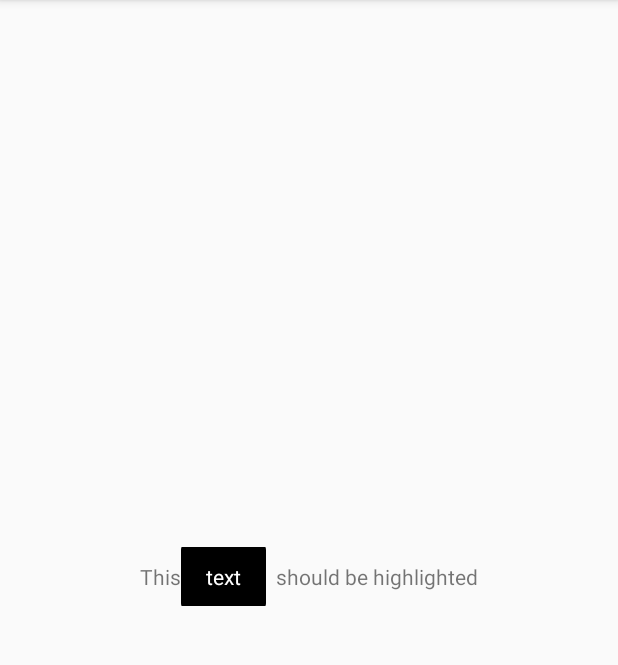
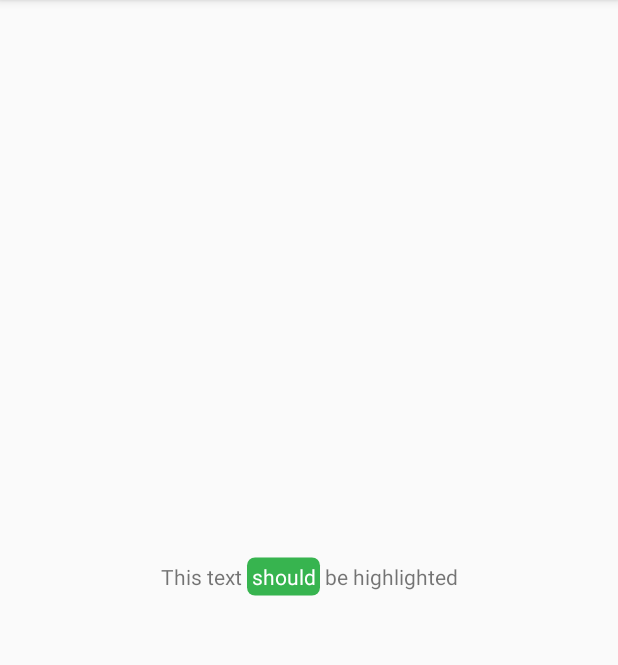
Before and after one commit to jiahaoliuliu/SpannableStringDifferentViews, an Android app: the screen it shows after launch (MainActivity), on a phone screen of 412 x 824 dp, the part 84-749 px from its top. Run offline under Robolectric (Android 15) with nearby library versions, the phone set to English and light mode, and no system bars.

Commit message:
Improved the highlight

```diff
--- a/app/src/main/java/com/jiahaoliuliu/spannablestringdifferentviews/HighlightedSpannableString.java
+++ b/app/src/main/java/com/jiahaoliuliu/spannablestringdifferentviews/HighlightedSpannableString.java
@@ -1,9 +1,8 @@
 package com.jiahaoliuliu.spannablestringdifferentviews;
 
-import android.annotation.SuppressLint;
 import android.content.Context;
+import android.support.v4.content.ContextCompat;
 import android.text.SpannableString;
-import android.util.Log;
 
 /**
  * Created by jiahaoliuliu on 11/29/17.
@@ -26,7 +25,9 @@ import android.util.Log;
  */
 public class HighlightedSpannableString extends SpannableString {
 
-    private static final String TAG = "HighlightedSpannableString";
+    // Default values
+    private static final int DEFAULT_BACKGROUND_COLOUR = android.R.color.black;
+    private static final int DEFAULT_TEXT_COLOUR = android.R.color.white;
 
     /**
      * Inherited constructor. Do not use
@@ -38,71 +39,52 @@ public class HighlightedSpannableString extends SpannableString {
 
     public static HighlightedSpannableString create(Context context, String originalText,
                                                     String wordToBeHighLighted) {
-        return create(context, originalText, wordToBeHighLighted, android.R.color.black,
-                android.R.color.white);
+        return create(context, originalText, wordToBeHighLighted, DEFAULT_BACKGROUND_COLOUR,
+                DEFAULT_TEXT_COLOUR);
     }
 
-    @SuppressLint("LongLogTag")
     public static HighlightedSpannableString create(Context context,
-           String originalText, String wordToBeHighlighted, int highlightColour, int textColour) {
+                                                    String originalText, String wordToBeHighlighted,
+                                                    int highlightColour, int textColour) {
+        HighlightedSpannableString highlightedSpannableString =
+                new HighlightedSpannableString(originalText);
 
-        String convertedText = convertTextForHighlight(originalText, wordToBeHighlighted);
+        int highlightWordStartPosition = originalText.indexOf(wordToBeHighlighted);
 
-        if (convertedText == null) {
-            Log.e(TAG, "Error converting the text");
-            return new HighlightedSpannableString(originalText);
+        // If the text does not exist, do not do anything
+        if (highlightWordStartPosition < 0) {
+            return highlightedSpannableString;
         }
 
-        HighlightedSpannableString highlightedSpannableString =
-                new HighlightedSpannableString(convertedText);
-
-        int highlightWordStartPosition = getWordToBeHighlightedPosition(convertedText,
-                wordToBeHighlighted) - 1;
         highlightedSpannableString.setSpan(
-                new RoundedBackgroundSpan(context.getResources().getColor(highlightColour),
-                        context.getResources().getColor(textColour)), highlightWordStartPosition,
-                highlightWordStartPosition + wordToBeHighlighted.length() + 2, 0);
+                new RoundedBackgroundSpan(context,
+                        ContextCompat.getColor(context, highlightColour),
+                        ContextCompat.getColor(context, textColour)), highlightWordStartPosition,
+                highlightWordStartPosition + wordToBeHighlighted.length(), 0);
         return highlightedSpannableString;
     }
 
-    /**
-     * Convert the original text for highlight. Basically some extra space is added
-     * at the beginning at the bottom of the last word
-     * @return
-     *      The converted text to have the last word highlighted
-     */
-    private static String convertTextForHighlight(String originalText, String wordToBeHighlighted) {
+    public static HighlightedSpannableString create(Context context,
+           String originalText, String wordToBeHighlighted, int highlightColour, int textColour,
+           int horizontalPadding, int verticalPadding) {
 
-        int highlighterTextStartPosition =
-                getWordToBeHighlightedPosition(originalText, wordToBeHighlighted);
-        if (highlighterTextStartPosition < 0) {
-            return null;
+        HighlightedSpannableString highlightedSpannableString =
+                new HighlightedSpannableString(originalText);
+
+        int highlightWordStartPosition = originalText.indexOf(wordToBeHighlighted);
+
+        // If the text does not exist, do not do anything
+        if (highlightWordStartPosition < 0) {
+            return highlightedSpannableString;
         }
 
-        // Get the first part of the text
-        String convertedText =
-                originalText.substring(0, highlighterTextStartPosition);
-
-        // Add the last word and some white spaces
-        // 4 white space at the beginning = original white space + space for the margins
-        convertedText += "    ";
-
-        // Attach the highlighted text
-        convertedText += wordToBeHighlighted;
-
-        // Attach some spaces at the end
-        convertedText += "  ";
-
-        // Attach the rest of the word
-        convertedText += originalText.substring(
-                originalText.indexOf(wordToBeHighlighted) + wordToBeHighlighted.length(),
-                originalText.length());
-
-        return convertedText;
+        highlightedSpannableString.setSpan(
+                new RoundedBackgroundSpan(context,
+                        ContextCompat.getColor(context, highlightColour),
+                        ContextCompat.getColor(context, textColour), horizontalPadding,
+                        verticalPadding), highlightWordStartPosition,
+                highlightWordStartPosition + wordToBeHighlighted.length(), 0);
+        return highlightedSpannableString;
     }
 
-    private static int getWordToBeHighlightedPosition(String originalText, String wordToBeHighlighted) {
-        String wordToBeHighlightedTrimmed = wordToBeHighlighted.trim();
-        return originalText.indexOf(wordToBeHighlightedTrimmed);
-    }
 }
--- a/app/src/main/java/com/jiahaoliuliu/spannablestringdifferentviews/MainActivity.java
+++ b/app/src/main/java/com/jiahaoliuliu/spannablestringdifferentviews/MainActivity.java
@@ -12,7 +12,7 @@ import android.widget.TextView;
 public class MainActivity extends AppCompatActivity {
 
     private static final String ORIGINAL_TEXT = "This text should be highlighted";
-    private static final String WORD_TO_BE_HIGHLIGHTED = "text";
+    private static final String WORD_TO_BE_HIGHLIGHTED = "should";
     private static final int HIGHLIGHT_COLOR_RESOURCE = R.color.highLightedColor;
     private static final int TEXT_COLOR_HIGHLIGHTED_COLOR_RESOURCE = android.R.color.white;
 
@@ -26,8 +26,7 @@ public class MainActivity extends AppCompatActivity {
 
         spannableTV.setText(
                 HighlightedSpannableString.create(this, ORIGINAL_TEXT, WORD_TO_BE_HIGHLIGHTED
-                        // Uncomment this to use customized colours
-//                        ,HIGHLIGHT_COLOR_RESOURCE, TEXT_COLOR_HIGHLIGHTED_COLOR_RESOURCE
+                        ,HIGHLIGHT_COLOR_RESOURCE, TEXT_COLOR_HIGHLIGHTED_COLOR_RESOURCE
                 ));
     }
 }
--- a/app/src/main/java/com/jiahaoliuliu/spannablestringdifferentviews/RoundedBackgroundSpan.java
+++ b/app/src/main/java/com/jiahaoliuliu/spannablestringdifferentviews/RoundedBackgroundSpan.java
@@ -1,9 +1,11 @@
 package com.jiahaoliuliu.spannablestringdifferentviews;
 
+import android.content.Context;
 import android.graphics.Canvas;
 import android.graphics.Paint;
 import android.graphics.RectF;
 import android.text.style.ReplacementSpan;
+import android.util.TypedValue;
 
 /**
  * Created by jiahaoliuliu on 11/29/17.
@@ -12,35 +14,81 @@ import android.text.style.ReplacementSpan;
  */
 public class RoundedBackgroundSpan extends ReplacementSpan {
 
-    private static final int CORNER_RADIUS = 8;
-    private static final float HORIZONTAL_PADDING = 20.0f;
-    private static final float VERTICAL_PADDING = 20.0f;
-    private int backgroundColor = 0;
-    private int textColor = 0;
+    private static final int DEFAULT_CORNER_RADIUS = 8;
+    private static final int DEFAULT_HORIZONTAL_PADDING = 3; //dp
+    private static final int DEFAULT_VERTICAL_PADDING = 3; //dp
+    private final Context context;
+    private final int backgroundColor;
+    private final int textColor;
+    private final float horizontalPaddingFloat;
+    private final float verticalPaddingFloat;
 
-    public RoundedBackgroundSpan(int backgroundColor, int textColor) {
+    private int size;
+
+    /**
+     * Default constructor. The values will be set by default.
+     * @param context
+     *      The context of the application
+     * @param backgroundColor
+     *      The background colour to apply
+     * @param textColor
+     *      The text color to apply
+     */
+    public RoundedBackgroundSpan(Context context, int backgroundColor, int textColor) {
         super();
+        this.context = context;
         this.backgroundColor = backgroundColor;
         this.textColor = textColor;
+        this.horizontalPaddingFloat = convertDpToPixels(DEFAULT_HORIZONTAL_PADDING);
+        this.verticalPaddingFloat = convertDpToPixels(DEFAULT_VERTICAL_PADDING);
+    }
+
+    /**
+     * Extended constructor.
+     * @param context
+     *      The context of the application
+     * @param backgroundColor
+     *      The background colour to apply
+     * @param textColor
+     *      The text color to apply
+     * @param horizontalPadding
+     *      The horizontal padding on dp
+     * @param verticalPadding
+     *      The vertical padding on dp
+     */
+    public RoundedBackgroundSpan(Context context, int backgroundColor, int textColor,
+                                 int horizontalPadding, int verticalPadding) {
+        super();
+        this.context = context;
+        this.backgroundColor = backgroundColor;
+        this.textColor = textColor;
+        this.horizontalPaddingFloat = convertDpToPixels(horizontalPadding);
+        this.verticalPaddingFloat = convertDpToPixels(verticalPadding);
     }
 
     @Override
     public void draw(Canvas canvas, CharSequence text, int start, int end,
                      float x, int top, int y, int bottom, Paint paint) {
+
         // Set background
-        RectF rectF = new RectF(x-HORIZONTAL_PADDING, top-VERTICAL_PADDING,
-                x + paint.measureText(text, start, end)+HORIZONTAL_PADDING, bottom+VERTICAL_PADDING);
+        RectF rectF = new RectF(x, top - verticalPaddingFloat,x + size,
+                bottom + verticalPaddingFloat);
         paint.setColor(backgroundColor);
-        canvas.drawRoundRect(rectF, CORNER_RADIUS, CORNER_RADIUS, paint);
+        canvas.drawRoundRect(rectF, DEFAULT_CORNER_RADIUS, DEFAULT_CORNER_RADIUS, paint);
 
         // Set text
         paint.setColor(textColor);
-        canvas.drawText(text, start, end, x, y, paint);
+        canvas.drawText(text, start, end, x + horizontalPaddingFloat, y, paint);
     }
 
     @Override
     public int getSize(Paint paint, CharSequence text, int start, int end, Paint.FontMetricsInt fm) {
-        return Math.round(paint.measureText(text, start, end) + HORIZONTAL_PADDING);
+        size = Math.round(paint.measureText(text, start, end) + 2 * horizontalPaddingFloat);
+        return size;
     }
 
+    public float convertDpToPixels(int value) {
+        return TypedValue.applyDimension(TypedValue.COMPLEX_UNIT_DIP, value,
+                context.getResources().getDisplayMetrics());
+    }
 }
```
